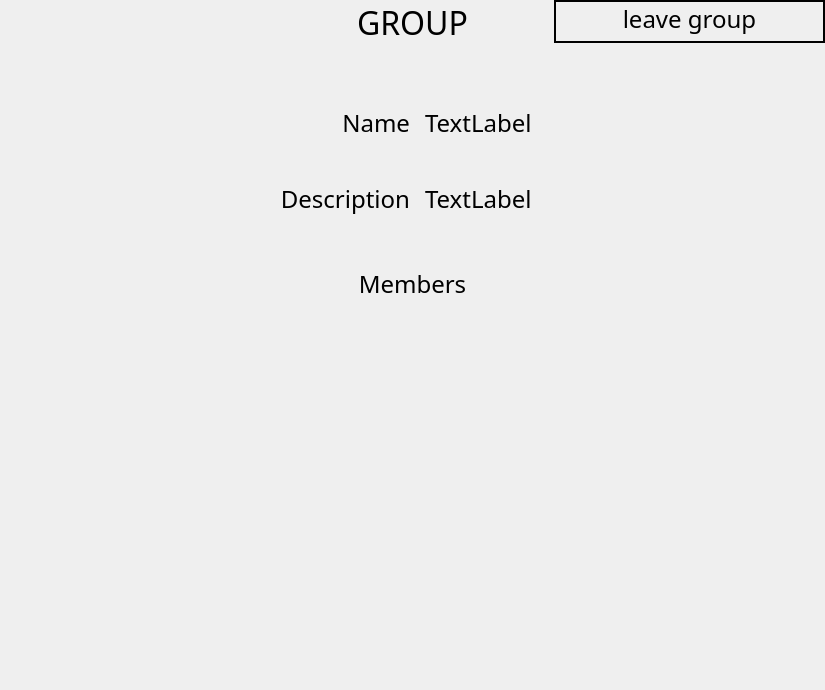
NetworkProgramming-20212-Group1/ChessMultiplayer, file nitin_venv/Chess-master/wui/group_Joined.ui: the form before one commit.
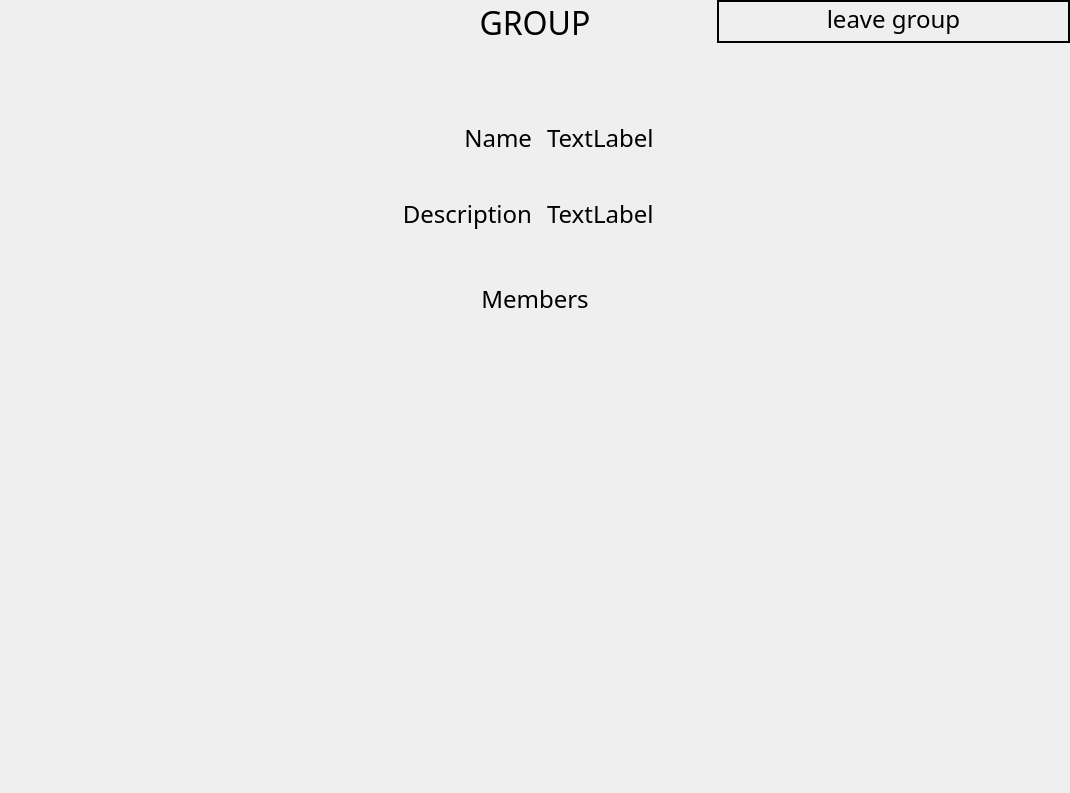
The form after the commit.

```diff
--- a/nitin_venv/Chess-master/wui/group_Joined.ui
+++ b/nitin_venv/Chess-master/wui/group_Joined.ui
@@ -6,8 +6,8 @@
    <rect>
     <x>0</x>
     <y>0</y>
-    <width>825</width>
-    <height>690</height>
+    <width>1070</width>
+    <height>793</height>
    </rect>
   </property>
   <property name="windowTitle">
@@ -152,8 +152,8 @@
              <rect>
               <x>0</x>
               <y>0</y>
-              <width>801</width>
-              <height>348</height>
+              <width>1046</width>
+              <height>436</height>
              </rect>
             </property>
             <layout class="QVBoxLayout" name="verticalLayout"/>
```
